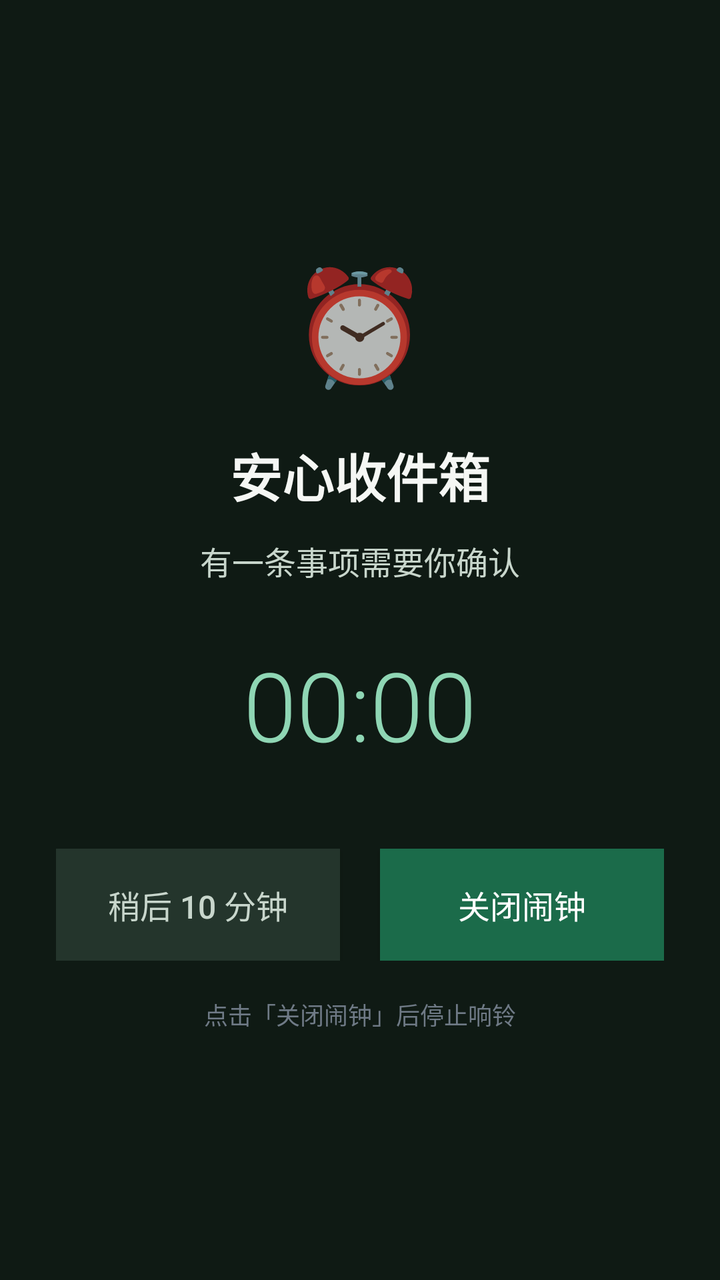
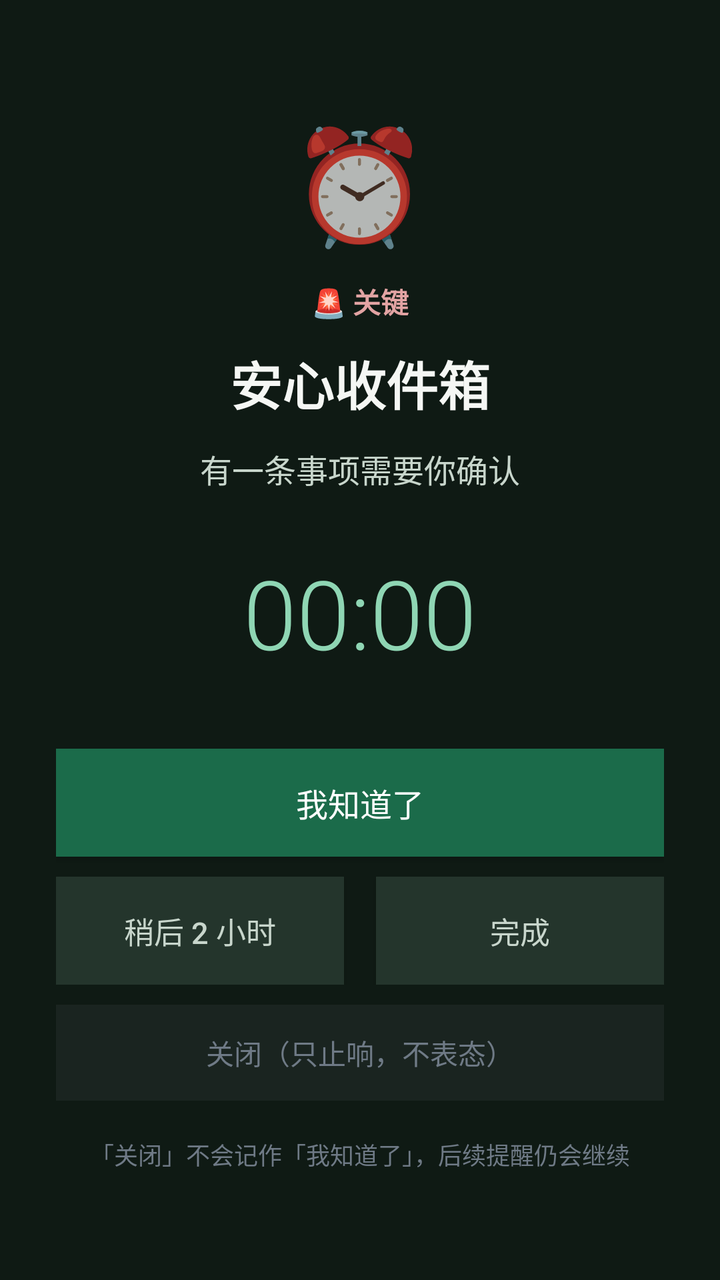

An Android layout rendered at two revisions. The XML below is the earlier revision; the diff shows what the commit changed to produce the second picture.
<!-- AndroidManifest.xml: activity theme AppTheme.Alarm -->
<!-- res/layout/activity_alarm.xml -->
<?xml version="1.0" encoding="utf-8"?>
<LinearLayout xmlns:android="http://schemas.android.com/apk/res/android"
    android:layout_width="match_parent"
    android:layout_height="match_parent"
    android:background="#0F1A14"
    android:gravity="center"
    android:orientation="vertical"
    android:padding="28dp">

    <TextView
        android:layout_width="wrap_content"
        android:layout_height="wrap_content"
        android:text="⏰"
        android:textSize="56sp" />

    <TextView
        android:id="@+id/alarmTitle"
        android:layout_width="match_parent"
        android:layout_height="wrap_content"
        android:layout_marginTop="20dp"
        android:gravity="center"
        android:text="安心收件箱"
        android:textColor="#F5F7F4"
        android:textSize="26sp"
        android:textStyle="bold" />

    <TextView
        android:id="@+id/alarmBody"
        android:layout_width="match_parent"
        android:layout_height="wrap_content"
        android:layout_marginTop="12dp"
        android:gravity="center"
        android:text="有一条事项需要你确认"
        android:textColor="#C8D6CC"
        android:textSize="16sp" />

    <TextView
        android:id="@+id/alarmClockText"
        android:layout_width="wrap_content"
        android:layout_height="wrap_content"
        android:layout_marginTop="28dp"
        android:fontFamily="sans-serif-light"
        android:text="00:00"
        android:textColor="#8FD6B4"
        android:textSize="48sp" />

    <LinearLayout
        android:layout_width="match_parent"
        android:layout_height="wrap_content"
        android:layout_marginTop="40dp"
        android:orientation="horizontal">

        <Button
            android:id="@+id/btnSnooze"
            android:layout_width="0dp"
            android:layout_height="56dp"
            android:layout_marginEnd="10dp"
            android:layout_weight="1"
            android:background="#24352C"
            android:text="稍后 10 分钟"
            android:textColor="#C8D6CC"
            android:textSize="16sp" />

        <Button
            android:id="@+id/btnDismiss"
            android:layout_width="0dp"
            android:layout_height="56dp"
            android:layout_marginStart="10dp"
            android:layout_weight="1"
            android:background="#1b6b4a"
            android:text="关闭闹钟"
            android:textColor="#FFFFFF"
            android:textSize="16sp" />
    </LinearLayout>

    <TextView
        android:layout_width="match_parent"
        android:layout_height="wrap_content"
        android:layout_marginTop="18dp"
        android:gravity="center"
        android:text="点击「关闭闹钟」后停止响铃"
        android:textColor="#6f7a86"
        android:textSize="12sp" />
</LinearLayout>
<!-- resources referenced by this layout -->
<resources>
  <style name="AppTheme.Alarm" parent="Theme.AppCompat.NoActionBar">
          <item name="android:windowBackground">#0F1A14</item>
          <item name="android:statusBarColor">#0F1A14</item>
          <item name="android:navigationBarColor">#0F1A14</item>
          <item name="android:windowShowWallpaper">false</item>
      </style>
</resources>

<!-- the commit's change to res/layout/activity_alarm.xml (unified diff, before → after) -->
@@ -14,10 +14,20 @@
         android:textSize="56sp" />
 
     <TextView
+        android:id="@+id/alarmLevel"
+        android:layout_width="wrap_content"
+        android:layout_height="wrap_content"
+        android:layout_marginTop="12dp"
+        android:text="🚨 关键"
+        android:textColor="#E2A3A3"
+        android:textSize="14sp"
+        android:textStyle="bold" />
+
+    <TextView
         android:id="@+id/alarmTitle"
         android:layout_width="match_parent"
         android:layout_height="wrap_content"
-        android:layout_marginTop="20dp"
+        android:layout_marginTop="12dp"
         android:gravity="center"
         android:text="安心收件箱"
         android:textColor="#F5F7F4"
@@ -47,30 +57,56 @@
     <LinearLayout
         android:layout_width="match_parent"
         android:layout_height="wrap_content"
-        android:layout_marginTop="40dp"
-        android:orientation="horizontal">
+        android:layout_marginTop="36dp"
+        android:orientation="vertical">
 
         <Button
-            android:id="@+id/btnSnooze"
-            android:layout_width="0dp"
-            android:layout_height="56dp"
-            android:layout_marginEnd="10dp"
-            android:layout_weight="1"
-            android:background="#24352C"
-            android:text="稍后 10 分钟"
-            android:textColor="#C8D6CC"
+            android:id="@+id/btnAck"
+            android:layout_width="match_parent"
+            android:layout_height="54dp"
+            android:background="#1b6b4a"
+            android:text="我知道了"
+            android:textColor="#FFFFFF"
             android:textSize="16sp" />
+
+        <LinearLayout
+            android:layout_width="match_parent"
+            android:layout_height="wrap_content"
+            android:layout_marginTop="10dp"
+            android:orientation="horizontal">
+
+            <Button
+                android:id="@+id/btnSnooze"
+                android:layout_width="0dp"
+                android:layout_height="54dp"
+                android:layout_marginEnd="8dp"
+                android:layout_weight="1"
+                android:background="#24352C"
+                android:text="稍后 2 小时"
+                android:textColor="#C8D6CC"
+                android:textSize="15sp" />
+
+            <Button
+                android:id="@+id/btnDone"
+                android:layout_width="0dp"
+                android:layout_height="54dp"
+                android:layout_marginStart="8dp"
+                android:layout_weight="1"
+                android:background="#24352C"
+                android:text="完成"
+                android:textColor="#C8D6CC"
+                android:textSize="15sp" />
+        </LinearLayout>
 
         <Button
             android:id="@+id/btnDismiss"
-            android:layout_width="0dp"
-            android:layout_height="56dp"
-            android:layout_marginStart="10dp"
-            android:layout_weight="1"
-            android:background="#1b6b4a"
-            android:text="关闭闹钟"
-            android:textColor="#FFFFFF"
-            android:textSize="16sp" />
+            android:layout_width="match_parent"
+            android:layout_height="48dp"
+            android:layout_marginTop="10dp"
+            android:background="#1A2420"
+            android:text="关闭（只止响，不表态）"
+            android:textColor="#6f7a86"
+            android:textSize="14sp" />
     </LinearLayout>
 
     <TextView
@@ -78,7 +114,7 @@
         android:layout_height="wrap_content"
         android:layout_marginTop="18dp"
         android:gravity="center"
-        android:text="点击「关闭闹钟」后停止响铃"
+        android:text="「关闭」不会记作「我知道了」，后续提醒仍会继续"
         android:textColor="#6f7a86"
         android:textSize="12sp" />
 </LinearLayout>
